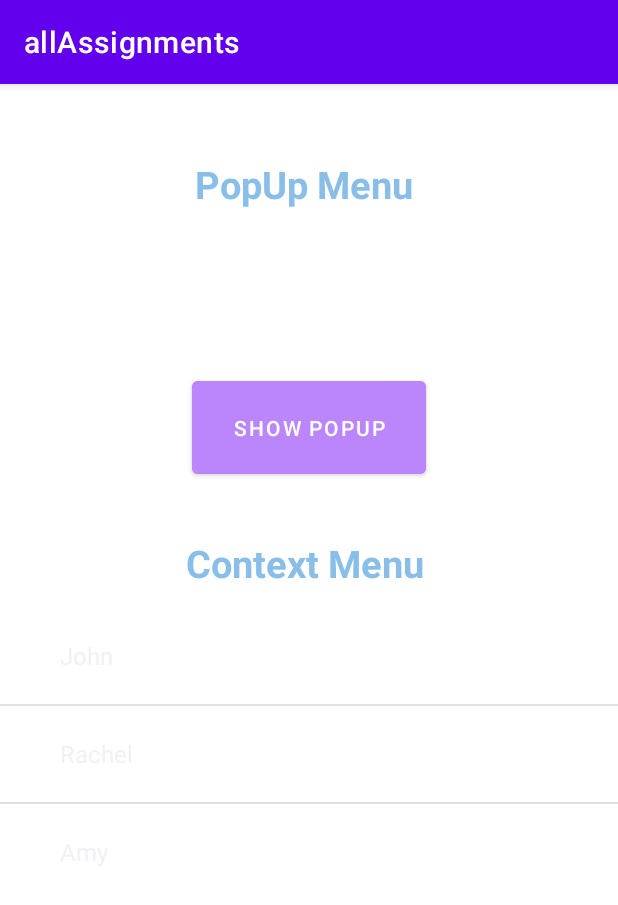
After one commit to DnyaneshwariKolapkar/androidAssignments, an Android app: the menus screen opened directly, with no data from a screen before it, on a phone screen of 412 x 824 dp. The commit adds this screen. Shown: the top 905 px of the screen. Run offline under Robolectric (Android 15) with nearby library versions, the phone set to English and light mode, and no system bars.

Commit message:
added menus demo code

```diff
--- a/app/src/main/AndroidManifest.xml
+++ b/app/src/main/AndroidManifest.xml
@@ -9,6 +9,9 @@
         android:roundIcon="@mipmap/ic_launcher_round"
         android:supportsRtl="true"
         android:theme="@style/Theme.AllAssignments">
+        <activity
+            android:name=".menus"
+            android:exported="true" />
         <activity
             android:name=".fragment_demo"
             android:exported="true" />
--- a/app/src/main/java/com/example/allassignments/MainActivity.kt
+++ b/app/src/main/java/com/example/allassignments/MainActivity.kt
@@ -15,6 +15,7 @@ class MainActivity : AppCompatActivity() {
         val btn3 = findViewById<Button>(R.id.button3)
         val btn4 = findViewById<Button>(R.id.button4)
         val btn5 = findViewById<Button>(R.id.button5)
+        val btn6 = findViewById<Button>(R.id.button6)
 
         btn1.setOnClickListener {
             startActivity(Intent(this, bdaygreet::class.java))
@@ -31,6 +32,9 @@ class MainActivity : AppCompatActivity() {
         btn5.setOnClickListener {
             startActivity(Intent(this, fragment_demo::class.java))
         }
+        btn6.setOnClickListener {
+            startActivity(Intent(this, menus::class.java))
+        }
 
     }
 }
--- /dev/null
+++ b/app/src/main/java/com/example/allassignments/menus.kt
@@ -0,0 +1,94 @@
+package com.example.allassignments
+
+import androidx.appcompat.app.AppCompatActivity
+import android.os.Bundle
+import android.view.ContextMenu
+import android.view.Menu
+import android.view.MenuItem
+import android.view.View
+import android.widget.*
+
+class menus : AppCompatActivity() {
+    private var itemlist = arrayOf("John", "Rachel", "Amy")
+    private var listview: ListView? = null
+    private var arrayAdapter: ArrayAdapter<String>? =null
+
+    override fun onCreate(savedInstanceState: Bundle?) {
+        super.onCreate(savedInstanceState)
+        setContentView(R.layout.activity_menus)
+        val showMenuBtn = findViewById<Button>(R.id.showMenuBtn)
+        val selectedTv = findViewById<TextView>(R.id.selectedTv)
+
+        listview = findViewById(R.id.context_list_view)
+        arrayAdapter = ArrayAdapter(applicationContext, android.R.layout.simple_expandable_list_item_1, itemlist)
+        listview?.adapter = arrayAdapter
+        registerForContextMenu(listview)
+
+        /* code for popup menu */
+        val popupMenu = PopupMenu(
+            this,
+            showMenuBtn
+        )
+
+        popupMenu.menu.add(Menu.NONE, 0, 0, "Copy")
+        popupMenu.menu.add(Menu.NONE, 1, 1, "Cut")
+        popupMenu.menu.add(Menu.NONE, 2, 2, "Paste")
+        popupMenu.menu.add(Menu.NONE, 3, 3, "Delete")
+
+        popupMenu.setOnMenuItemClickListener { menuItem ->
+            val id = menuItem.itemId
+
+            if(id===0){
+                selectedTv.text = "Copy clicked"
+            }
+            else if(id==1){
+                selectedTv.text = "Cut clicked"
+            }
+            else if(id==2){
+                selectedTv.text = "Paste clicked"
+            }
+            else if(id==3){
+                selectedTv.text = "Delete clicked"
+            }
+
+            false
+        }
+
+        showMenuBtn.setOnClickListener {
+            popupMenu.show()
+        }
+
+
+
+    }
+    // Code for contextmenu
+    override fun onCreateContextMenu(
+        menu: ContextMenu?,
+        v: View?,
+        menuInfo: ContextMenu.ContextMenuInfo?
+    ){
+        menuInflater.inflate(R.menu.main_menu, menu)
+        super.onCreateContextMenu(menu, v, menuInfo)
+    }
+
+    override fun onContextItemSelected(item: MenuItem): Boolean {
+        return when(item.itemId){
+            R.id.menu_call->{
+                Toast.makeText(applicationContext, "Call Menu", Toast.LENGTH_SHORT).show()
+                true
+            }
+            R.id.menu_phone->{
+                Toast.makeText(applicationContext, "Phone Menu", Toast.LENGTH_SHORT).show()
+                true
+            }
+            R.id.menu_message->{
+                Toast.makeText(applicationContext, "Message Menu", Toast.LENGTH_SHORT).show()
+                true
+            }
+            else-> return super.onContextItemSelected(item)
+        }
+
+
+    }
+
+}
--- a/app/src/main/res/layout/activity_main.xml
+++ b/app/src/main/res/layout/activity_main.xml
@@ -66,8 +66,20 @@
         android:layout_below="@id/button4"
         android:layout_alignParentStart="true"
         android:layout_alignParentEnd="true"
-        android:layout_marginStart="120dp"
+        android:layout_marginStart="140dp"
         android:layout_marginTop="25dp"
-        android:layout_marginEnd="120dp"
-        android:text="Fragment demo" />
+        android:layout_marginEnd="140dp"
+        android:text="Fragments" />
+
+    <Button
+        android:id="@+id/button6"
+        android:layout_width="169dp"
+        android:layout_height="wrap_content"
+        android:layout_below="@id/button5"
+        android:layout_alignParentStart="true"
+        android:layout_alignParentEnd="true"
+        android:layout_marginStart="160dp"
+        android:layout_marginTop="25dp"
+        android:layout_marginEnd="160dp"
+        android:text="Menus" />
 </RelativeLayout>
--- /dev/null
+++ b/app/src/main/res/layout/activity_menus.xml
@@ -0,0 +1,92 @@
+<?xml version="1.0" encoding="utf-8"?>
+<RelativeLayout xmlns:android="http://schemas.android.com/apk/res/android"
+    xmlns:app="http://schemas.android.com/apk/res-auto"
+    xmlns:tools="http://schemas.android.com/tools"
+    android:layout_width="match_parent"
+    android:layout_height="match_parent"
+    android:gravity="center"
+    tools:context=".MainActivity">
+
+    <TextView
+        android:id="@+id/selectedTv"
+        android:layout_width="181dp"
+        android:layout_height="52dp"
+        android:layout_alignParentStart="true"
+        android:layout_alignParentTop="true"
+        android:layout_alignParentEnd="true"
+        android:layout_alignParentBottom="true"
+        android:layout_marginStart="142dp"
+        android:layout_marginTop="124dp"
+        android:layout_marginEnd="87dp"
+        android:layout_marginBottom="554dp"
+        android:text=" "
+        android:textColor="@color/purple_200"
+        android:textSize="20sp"
+        android:textStyle="bold"
+        app:layout_constraintBottom_toBottomOf="parent"
+        app:layout_constraintLeft_toLeftOf="parent"
+        app:layout_constraintRight_toRightOf="parent"
+        app:layout_constraintTop_toTopOf="parent" />
+
+    <Button
+        android:id="@+id/showMenuBtn"
+        android:layout_width="wrap_content"
+        android:layout_height="37dp"
+        android:layout_alignParentStart="true"
+        android:layout_alignParentTop="true"
+        android:layout_alignParentEnd="true"
+        android:layout_alignParentBottom="true"
+        android:layout_marginStart="128dp"
+        android:layout_marginTop="192dp"
+        android:layout_marginEnd="128dp"
+        android:layout_marginBottom="502dp"
+        android:layout_weight="1"
+        android:backgroundTint="@color/purple_200"
+        android:text="Show PopUp"
+        app:layout_constraintBottom_toBottomOf="@id/selectedTv"
+        app:layout_constraintLeft_toLeftOf="parent"
+        app:layout_constraintRight_toRightOf="parent"
+        app:layout_constraintTop_toTopOf="parent" />
+
+    <TextView
+        android:id="@+id/popup"
+        android:layout_width="151dp"
+        android:layout_height="48dp"
+        android:layout_alignParentStart="true"
+        android:layout_alignParentTop="true"
+        android:layout_alignParentEnd="true"
+        android:layout_alignParentBottom="true"
+        android:layout_marginStart="130dp"
+        android:layout_marginTop="49dp"
+        android:layout_marginEnd="129dp"
+        android:layout_marginBottom="634dp"
+        android:text="PopUp Menu"
+        android:textColor="#88BEE8"
+        android:textSize="25sp"
+        android:textStyle="bold" />
+
+    <TextView
+        android:id="@+id/context"
+        android:layout_width="164dp"
+        android:layout_height="wrap_content"
+        android:layout_alignParentStart="true"
+        android:layout_alignParentTop="true"
+        android:layout_alignParentEnd="true"
+        android:layout_alignParentBottom="true"
+        android:layout_marginStart="124dp"
+        android:layout_marginTop="302dp"
+        android:layout_marginEnd="122dp"
+        android:layout_marginBottom="391dp"
+        android:text="Context Menu"
+        android:textColor="#88BEE8"
+        android:textSize="25sp"
+        android:textStyle="bold" />
+
+    <ListView
+        android:id="@+id/context_list_view"
+        android:layout_width="match_parent"
+        android:layout_height="wrap_content"
+        android:layout_alignParentTop="true"
+        android:layout_marginTop="349dp" />
+
+</RelativeLayout>
```
Also changed, not shown: app/src/main/res/values/strings.xml (line endings or trailing spaces).
